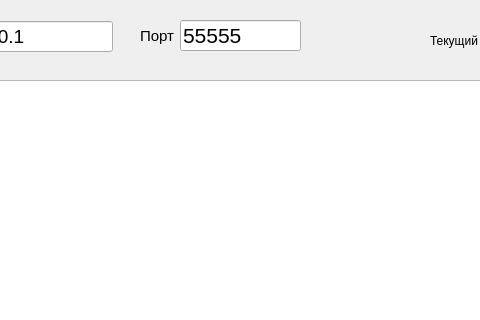
First picture: the form in MergedChat/mainwindow.ui, repository Harambl/Online-chat, before the edit; both pictures show x 150 to 630 and y 0 to 320 of the 857 by 636 pixel window.
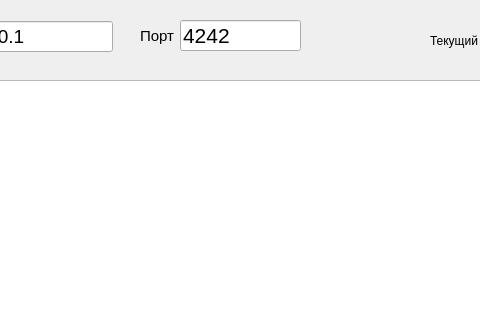
Second picture: the form after the edit.

```diff
--- a/MergedChat/mainwindow.ui
+++ b/MergedChat/mainwindow.ui
@@ -109,7 +109,7 @@
      </font>
     </property>
     <property name="text">
-     <string>55555</string>
+     <string>4242</string>
     </property>
    </widget>
    <widget class="QLabel" name="label">
```
